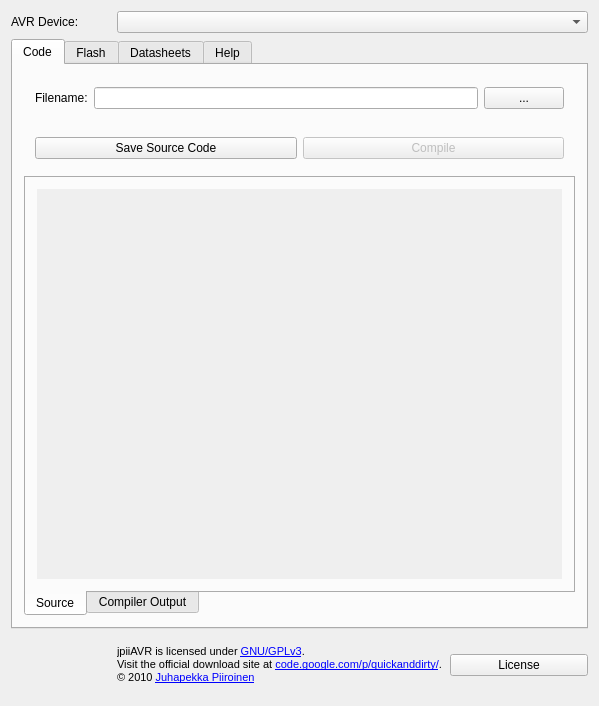
Qt form jpiiavr/mainwindow.ui (pbystrup/quickanddirty) before a commit.
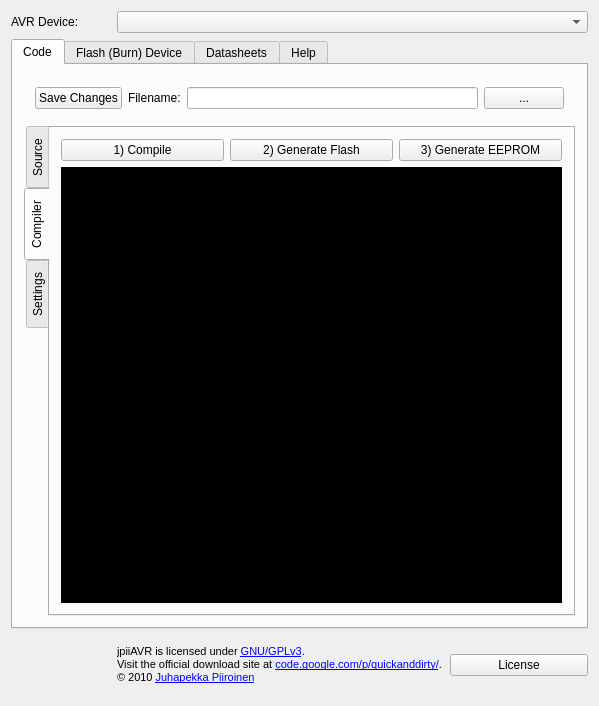
The same form after that commit. The open tabs and pages were chosen to show the change. Icons and pictures are not drawn.

Commit message:
added support for compiler.
now you can compile code,
generate hex and eep files for flashing.

Diff of the .ui file:
```diff
--- a/jpiiavr/mainwindow.ui
+++ b/jpiiavr/mainwindow.ui
@@ -64,6 +64,13 @@
         <item>
          <widget class="QWidget" name="widget_2" native="true">
           <layout class="QHBoxLayout" name="horizontalLayout_9">
+           <item>
+            <widget class="QPushButton" name="pushButtonSaveChanges">
+             <property name="text">
+              <string>Save Changes</string>
+             </property>
+            </widget>
+           </item>
            <item>
             <widget class="QLabel" name="label_7">
              <property name="text">
@@ -85,35 +92,9 @@
          </widget>
         </item>
         <item>
-         <widget class="QWidget" name="widget_3" native="true">
-          <property name="enabled">
-           <bool>true</bool>
-          </property>
-          <layout class="QHBoxLayout" name="horizontalLayout_11">
-           <item>
-            <widget class="QPushButton" name="pushButtonSaveChanges">
-             <property name="text">
-              <string>Save Source Code</string>
-             </property>
-            </widget>
-           </item>
-           <item>
-            <widget class="QPushButton" name="pushButtonCompile">
-             <property name="enabled">
-              <bool>false</bool>
-             </property>
-             <property name="text">
-              <string>Compile</string>
-             </property>
-            </widget>
-           </item>
-          </layout>
-         </widget>
-        </item>
-        <item>
-         <widget class="QTabWidget" name="tabWidget_3">
+         <widget class="QTabWidget" name="tabWidgetCoding">
           <property name="tabPosition">
-           <enum>QTabWidget::South</enum>
+           <enum>QTabWidget::West</enum>
           </property>
           <property name="currentIndex">
            <number>0</number>
@@ -136,8 +117,8 @@
                 <rect>
                  <x>0</x>
                  <y>0</y>
-                 <width>537</width>
-                 <height>354</height>
+                 <width>507</width>
+                 <height>435</height>
                 </rect>
                </property>
                <layout class="QVBoxLayout" name="verticalLayout_8">
@@ -152,11 +133,53 @@
           </widget>
           <widget class="QWidget" name="tab_8">
            <attribute name="title">
-            <string>Compiler Output</string>
+            <string>Compiler</string>
            </attribute>
            <layout class="QVBoxLayout" name="verticalLayout_10">
             <item>
-             <widget class="QTextEdit" name="textEditTerminal_2">
+             <widget class="QWidget" name="widget_4" native="true">
+              <property name="enabled">
+               <bool>true</bool>
+              </property>
+              <layout class="QHBoxLayout" name="horizontalLayout_12">
+               <property name="margin">
+                <number>0</number>
+               </property>
+               <item>
+                <widget class="QPushButton" name="pushButtonCompile">
+                 <property name="enabled">
+                  <bool>true</bool>
+                 </property>
+                 <property name="text">
+                  <string>1) Compile</string>
+                 </property>
+                </widget>
+               </item>
+               <item>
+                <widget class="QPushButton" name="pushButtonGenerateFlash">
+                 <property name="enabled">
+                  <bool>true</bool>
+                 </property>
+                 <property name="text">
+                  <string>2) Generate Flash</string>
+                 </property>
+                </widget>
+               </item>
+               <item>
+                <widget class="QPushButton" name="pushButtonGenerateEeprom">
+                 <property name="enabled">
+                  <bool>true</bool>
+                 </property>
+                 <property name="text">
+                  <string>3) Generate EEPROM</string>
+                 </property>
+                </widget>
+               </item>
+              </layout>
+             </widget>
+            </item>
+            <item>
+             <widget class="QTextEdit" name="textEditTerminalCompiler">
               <property name="styleSheet">
                <string>background:black; color:rgb(0,255,0)</string>
               </property>
@@ -171,13 +194,48 @@
             </item>
            </layout>
           </widget>
+          <widget class="QWidget" name="tab_9">
+           <attribute name="title">
+            <string>Settings</string>
+           </attribute>
+           <layout class="QFormLayout" name="formLayout_2">
+            <item row="0" column="0">
+             <widget class="QLabel" name="label_11">
+              <property name="text">
+               <string>avr-gcc:</string>
+              </property>
+             </widget>
+            </item>
+            <item row="0" column="1">
+             <widget class="QLineEdit" name="lineEditAvrGcc">
+              <property name="text">
+               <string/>
+              </property>
+             </widget>
+            </item>
+            <item row="1" column="0">
+             <widget class="QLabel" name="label_12">
+              <property name="text">
+               <string>avr-objcopy</string>
+              </property>
+             </widget>
+            </item>
+            <item row="1" column="1">
+             <widget class="QLineEdit" name="lineEditAvrObjCopy">
+              <property name="text">
+               <string/>
+              </property>
+             </widget>
+            </item>
+           </layout>
+          </widget>
          </widget>
         </item>
        </layout>
       </widget>
       <widget class="QWidget" name="tab_6">
        <attribute name="title">
-        <string>Flash</string>
+        <string>Flash (Burn) Device</string>
        </attribute>
        <layout class="QVBoxLayout" name="verticalLayout_6">
         <item>
```
Left out of the diff: 5 changed lines with no effect on the pictures. The commit also changes 2 other files.
